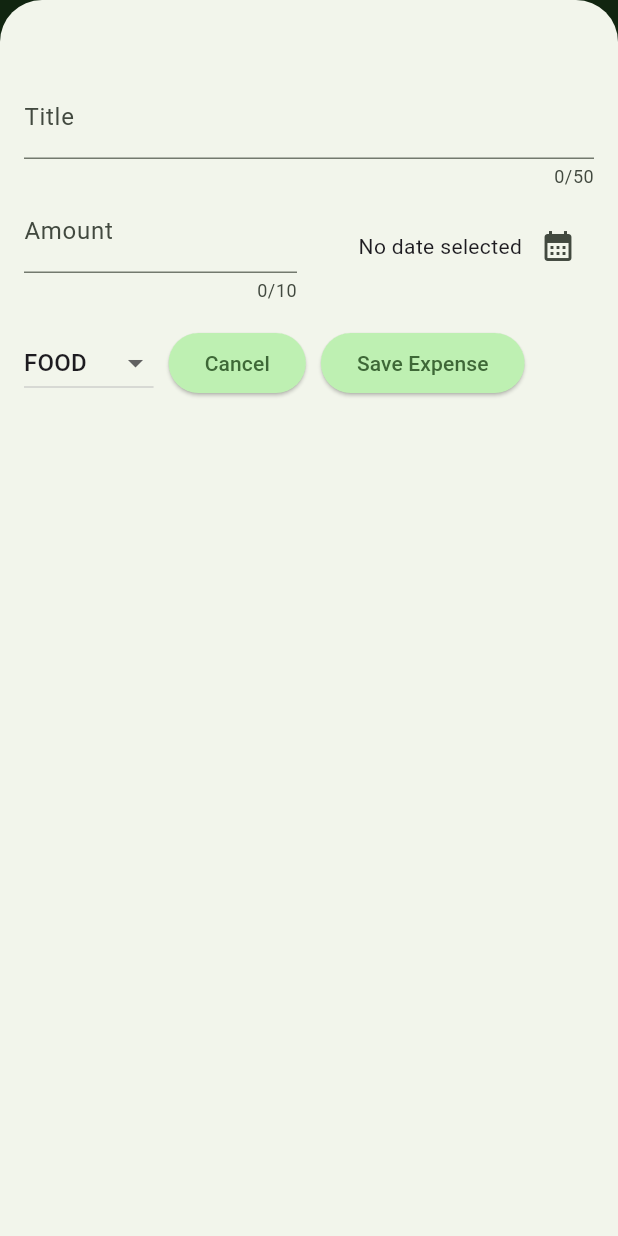
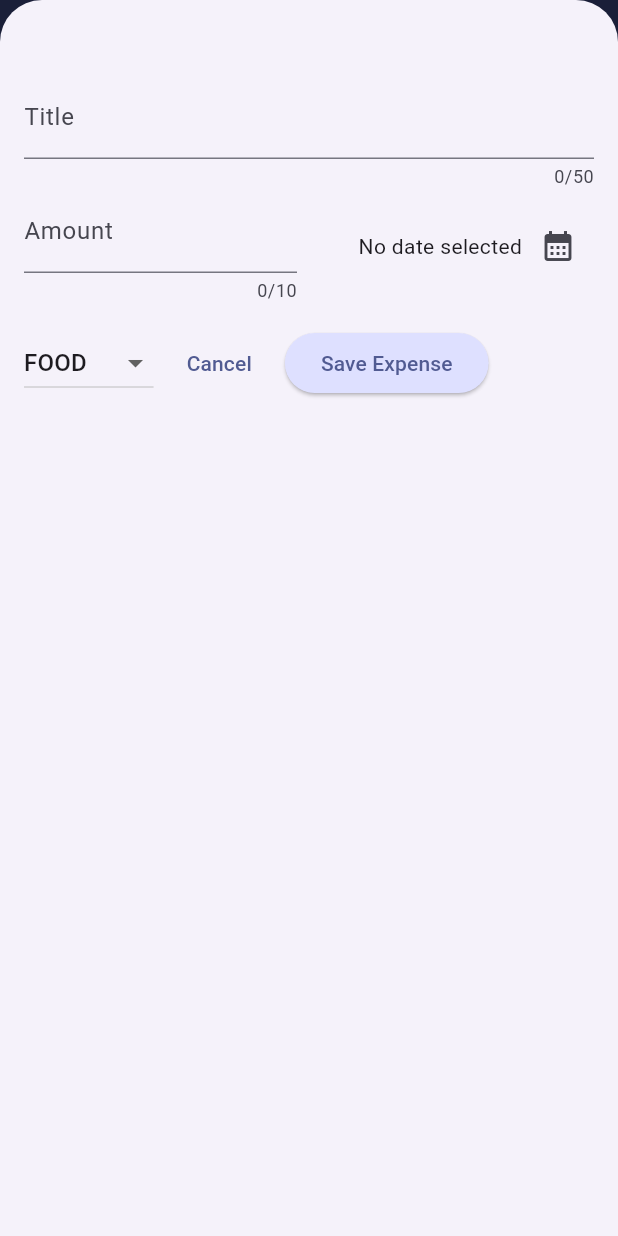
Before and after one commit to Emmanuelmyk/Expense_Tracker, a Flutter app: the screen it shows after launch, after a tap on the "add" icon, on a phone screen of 412 x 824 dp. Run offline on Flutter 3.47's test engine with Material 3 defaults, Android fonts, the phone set to English and light mode, and no system bars.

Commit message:
added dark mode

```diff
--- a/lib/main.dart
+++ b/lib/main.dart
@@ -2,12 +2,26 @@ import 'package:flutter/material.dart';
 import 'package:expense_tracker/widgets/expenses.dart';
 
 var kColorScheme = ColorScheme.fromSeed(
-  seedColor: const Color.fromARGB(255, 0, 255, 51),
+  seedColor: const Color.fromARGB(255, 32, 71, 247),
+);
+
+var kDarkColorScheme = ColorScheme.fromSeed(
+  brightness: Brightness.dark,
+  seedColor: const Color.fromARGB(255, 17, 63, 93),
 );
 
 void main() {
   runApp(
     MaterialApp(
+      darkTheme: ThemeData.dark().copyWith(
+        // useMaterial3: true,tt
+        colorScheme: kDarkColorScheme,
+        elevatedButtonTheme: ElevatedButtonThemeData(
+          style: ElevatedButton.styleFrom(
+              backgroundColor: kDarkColorScheme.primaryContainer,
+              foregroundColor: kDarkColorScheme.onPrimaryContainer),
+        ),
+      ),
       theme: ThemeData().copyWith(
         colorScheme: kColorScheme,
         appBarTheme: const AppBarTheme().copyWith(
@@ -24,12 +38,13 @@ void main() {
         ),
         textTheme: ThemeData().textTheme.copyWith(
               titleLarge: TextStyle(
-                fontWeight: FontWeight.normal,
+                fontWeight: FontWeight.bold,
                 color: kColorScheme.onSecondaryContainer,
                 fontSize: 20,
               ),
             ),
       ),
+      themeMode: ThemeMode.system, //default
       home: const Expenses(),
     ),
   );
--- a/lib/widgets/extenses_list/expense_item.dart
+++ b/lib/widgets/extenses_list/expense_item.dart
@@ -15,8 +15,12 @@ class ExpenseItem extends StatelessWidget {
           vertical: 20,
         ),
         child: Column(
+          crossAxisAlignment: CrossAxisAlignment.start,
           children: [
-            Text(expense.title),
+            Text(
+              expense.title,
+              style: Theme.of(context).textTheme.titleLarge,
+            ),
             const SizedBox(height: 4),
             Row(
               children: [
--- a/lib/widgets/extenses_list/expenses_list.dart
+++ b/lib/widgets/extenses_list/expenses_list.dart
@@ -18,6 +18,9 @@ class ExpensesList extends StatelessWidget {
     return ListView.builder(
       itemCount: expenses.length,
       itemBuilder: (ctx, index) => Dismissible(
+        background: Container(
+          color: Theme.of(context).colorScheme.error.withOpacity(0.75),
+        ),
         key: ValueKey(expenses[index]),
         onDismissed: (direction) {
           onRemoveExpense(expenses[index]);
--- a/lib/widgets/new_expense.dart
+++ b/lib/widgets/new_expense.dart
@@ -143,7 +143,7 @@ class _NewExpenseState extends State<NewExpense> {
                     });
                   }),
               const SizedBox(width: 10),
-              ElevatedButton(
+              TextButton(
                 onPressed: () {
                   Navigator.pop(context);
                 },
```
Also changed, not shown: lib/models/expense.dart (+19 -0 lines).
